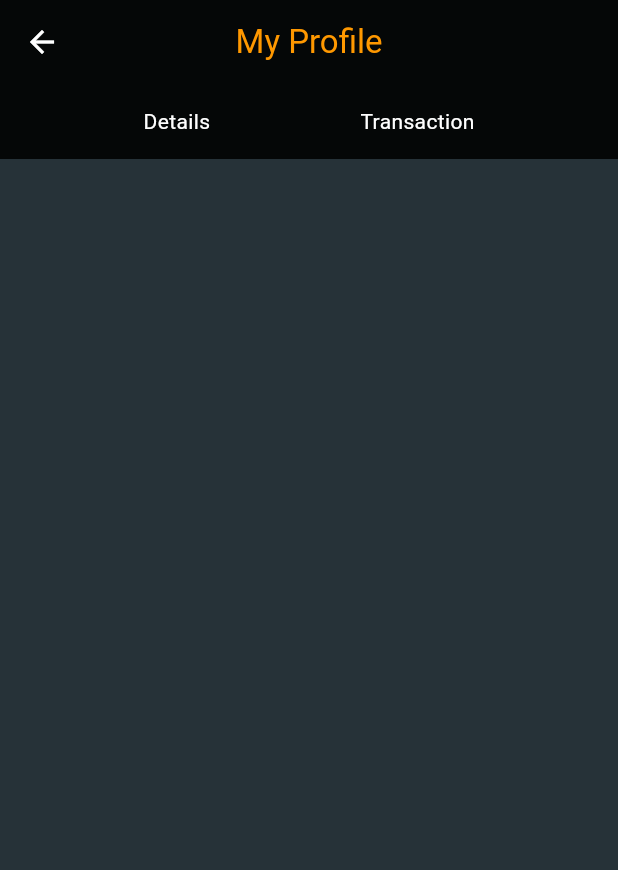
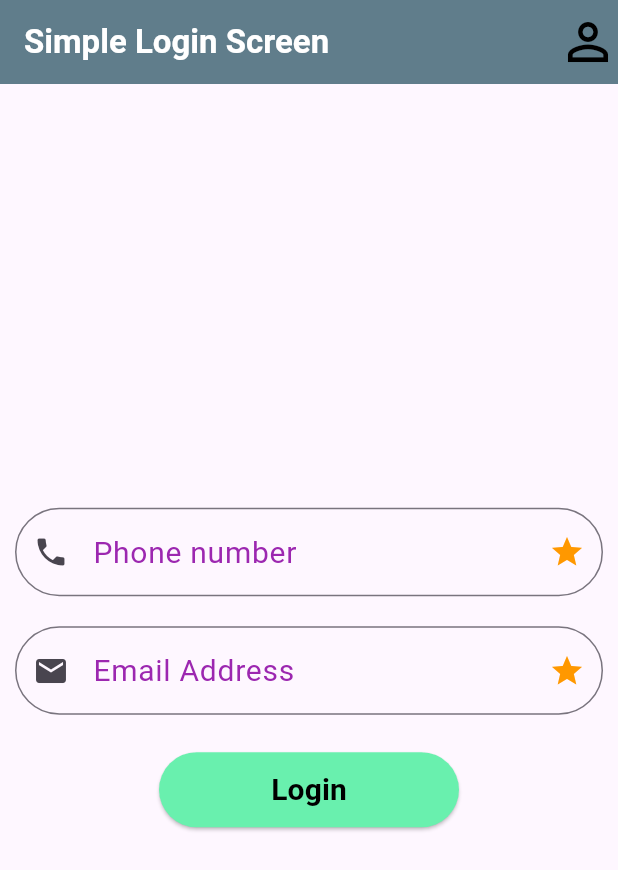
Before and after one commit to TanvirEmon001/ostad_app_practice, a Flutter app: the screen it shows after launch, on a phone screen of 412 x 824 dp. Shown: the top 870 px of the screen. Run offline on Flutter 3.47's test engine with Material 3 defaults, Android fonts, the phone set to English and light mode, and no system bars.

Commit message:
update of login_screen

```diff
--- a/lib/app.dart
+++ b/lib/app.dart
@@ -2,6 +2,7 @@ import 'package:flutter/material.dart';
 import 'package:ostad_flutter/another_page.dart';
 import 'package:ostad_flutter/basic_fb_ui.dart';
 import 'package:ostad_flutter/home_page.dart';
+import 'package:ostad_flutter/login_screen.dart';
 
 class MyApp extends StatelessWidget{
   MyApp({super.key});
@@ -11,7 +12,7 @@ class MyApp extends StatelessWidget{
     return MaterialApp(
       title: "Tanvir Emon",
       debugShowCheckedModeBanner: false,
-      home: ProfilePage(),
+      home: LoginScreen(),
     );
   }
 
--- /dev/null
+++ b/lib/login_screen.dart
@@ -0,0 +1,118 @@
+import 'package:flutter/material.dart';
+
+class LoginScreen extends StatelessWidget {
+  const LoginScreen({super.key});
+
+  @override
+  Widget build(BuildContext context){
+
+    // controller
+    TextEditingController _phoneController = TextEditingController();
+    TextEditingController _emailController = TextEditingController();
+
+
+    return Scaffold(
+      appBar: AppBar(
+        title: Text("Simple Login Screen", style: TextStyle(
+          color: Colors.white, fontWeight: FontWeight.bold
+        ),),
+        backgroundColor: Colors.blueGrey,
+        actions: [
+          Icon(Icons.person_outline, size: 40, color: Colors.black,)
+        ],
+      ),
+      body: Center(
+        child: Column(
+          mainAxisSize: MainAxisSize.min,
+          children: [
+            Padding(
+              padding: const EdgeInsets.all(10.0),
+              child: TextField(
+                controller: _phoneController,
+                keyboardType: TextInputType.phone,
+                decoration: InputDecoration(
+                  hintText: 'Enter your number',
+                  labelText: 'Phone number',
+                  prefixIcon: Icon(Icons.phone),
+                    suffixIcon: Icon(Icons.star, color: Colors.orange,),
+                  hintStyle: TextStyle(
+                      color: Colors.red,
+                      fontSize: 18
+                  ),
+
+                  labelStyle: TextStyle(
+                      fontSize: 20,
+                      color: Colors.purple
+                  ),
+
+                    border: OutlineInputBorder(
+                        borderRadius: BorderRadius.circular(50)
+                    )
+                ),
+              )
+            ),
+            Padding(
+                padding: const EdgeInsets.all(10.0),
+                child: TextField(
+                  controller: _emailController,
+                  keyboardType: TextInputType.emailAddress,
+                  decoration: InputDecoration(
+                      hintText: 'Enter your email',
+                      labelText: 'Email Address',
+                      prefixIcon: Icon(Icons.email),
+                      suffixIcon: Icon(Icons.star, color: Colors.orange,),
+                      hintStyle: TextStyle(
+                          color: Colors.red,
+                          fontSize: 18
+                      ),
+
+                      labelStyle: TextStyle(
+                          fontSize: 20,
+                          color: Colors.purple
+                      ),
+
+                      border: OutlineInputBorder(
+                          borderRadius: BorderRadius.circular(50)
+                      )
+                  ),
+                )
+            ),
+            SizedBox(height: 15,),
+            SizedBox(
+              height: 50,
+              width: 200,
+              child: ElevatedButton(
+                style: ElevatedButton.styleFrom(
+                  backgroundColor: Colors.greenAccent,
+                  foregroundColor: Colors.black
+                ),
+                  child: Text(
+                    "Login",
+                    style: TextStyle(
+                      fontWeight: FontWeight.bold,
+                      fontSize: 20
+                    ),
+                  ),
+                onPressed: (){
+                  if(_phoneController.text.isEmpty && _emailController.text.isEmpty){
+                    ScaffoldMessenger.of(context).showSnackBar(
+                      SnackBar(content: Text("Please fill up the all fields!"))
+                    );
+                  }else if(_phoneController.text.length > 11){
+                    ScaffoldMessenger.of(context).showSnackBar(
+                        SnackBar(content: Text("Phone number can not be more than 11 digits"))
+                    );
+                  }else if(_phoneController.text.length < 11){
+                    ScaffoldMessenger.of(context).showSnackBar(
+                        SnackBar(content: Text("Phone number must be 11 digits"))
+                    );
+                  }
+                },
+              ),
+            )
+          ],
+        ),
+      ),
+    );
+  }
+}
```
